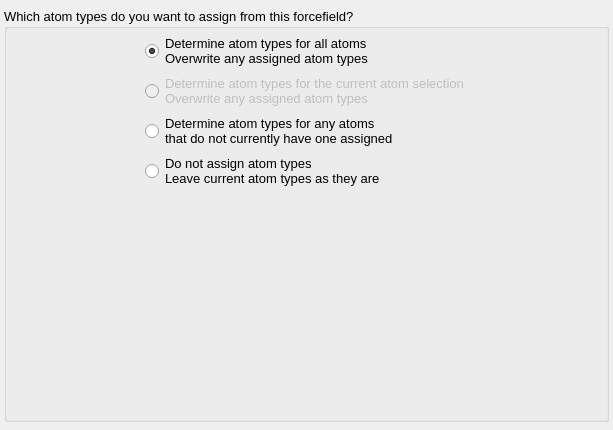
disorderedmaterials/dissolve, file src/gui/addforcefieldtermswizard.ui: the form before one commit.
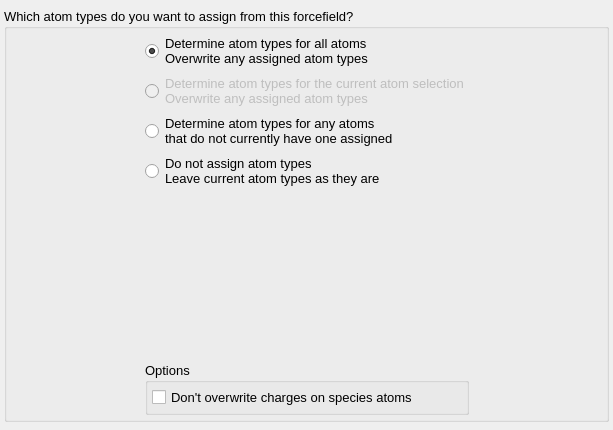
The form after the commit. The open tabs and pages were chosen to show the change. Icons and pictures are not drawn. Custom widgets are drawn as their Qt base class.

Commit message: Set / copy charges on species atoms, and add option to preserve existing when applying terms.

```diff
--- a/src/gui/addforcefieldtermswizard.ui
+++ b/src/gui/addforcefieldtermswizard.ui
@@ -214,6 +214,49 @@
               </property>
              </spacer>
             </item>
+            <item>
+             <widget class="QGroupBox" name="AtomTypeOptionsGroup">
+              <property name="title">
+               <string>Options</string>
+              </property>
+              <layout class="QVBoxLayout" name="verticalLayout_3">
+               <property name="spacing">
+                <number>4</number>
+               </property>
+               <property name="leftMargin">
+                <number>4</number>
+               </property>
+               <property name="topMargin">
+                <number>4</number>
+               </property>
+               <property name="rightMargin">
+                <number>4</number>
+               </property>
+               <property name="bottomMargin">
+                <number>4</number>
+               </property>
+               <item>
+                <widget class="QCheckBox" name="KeepSpeciesAtomChargesCheck">
+                 <property name="sizePolicy">
+                  <sizepolicy hsizetype="Expanding" vsizetype="Fixed">
+                   <horstretch>0</horstretch>
+                   <verstretch>0</verstretch>
+                  </sizepolicy>
+                 </property>
+                 <property name="toolTip">
+                  <string>If enabled, terms will not be reduced to master term entries</string>
+                 </property>
+                 <property name="text">
+                  <string>Don't overwrite charges on species atoms</string>
+                 </property>
+                 <property name="checked">
+                  <bool>false</bool>
+                 </property>
+                </widget>
+               </item>
+              </layout>
+             </widget>
+            </item>
            </layout>
           </item>
           <item>
```
The commit also changes 4 other files.
